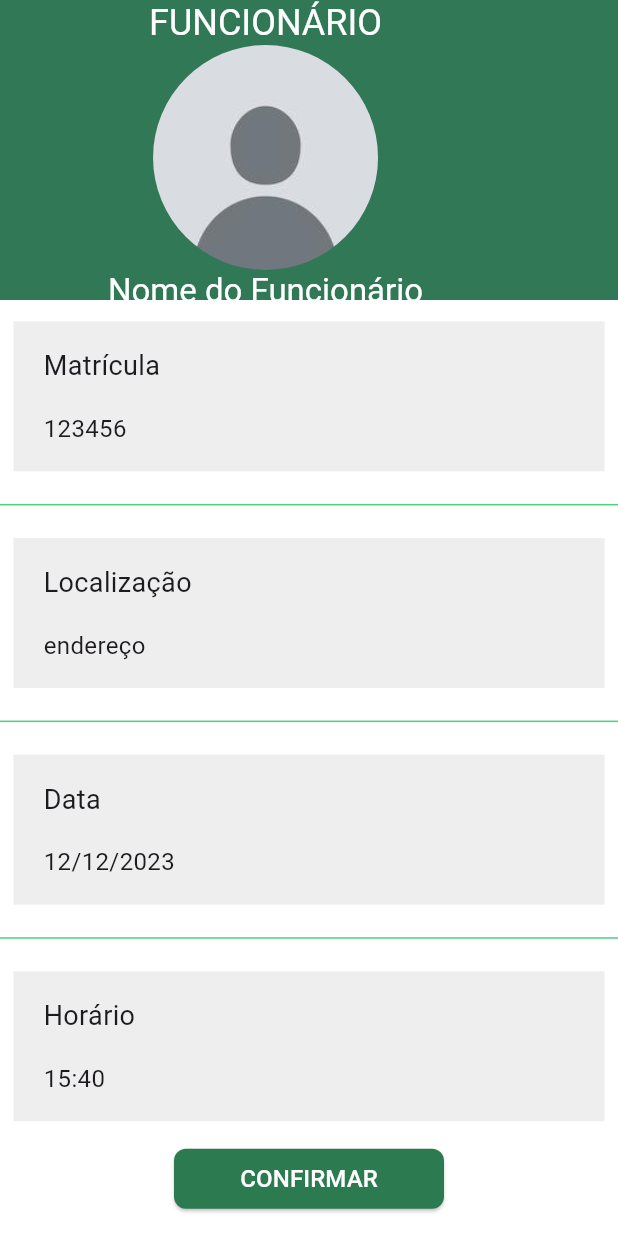
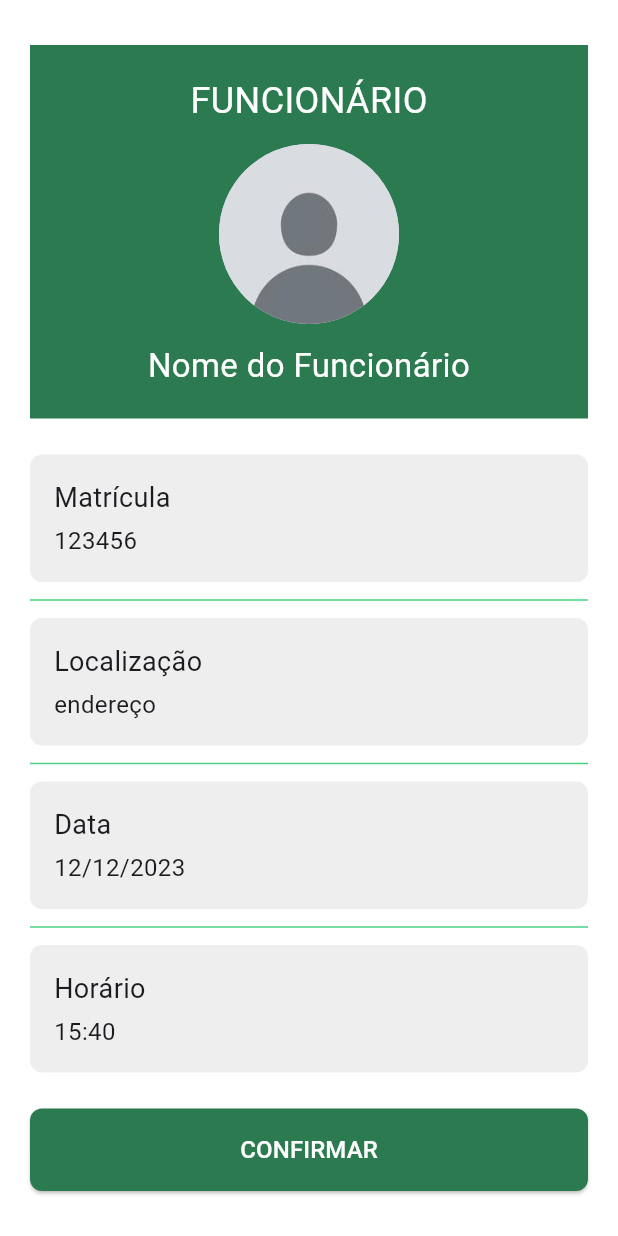
Before and after one commit to matheuscrdoso/flutter_application_1, a Flutter app: the InfoScreen screen opened directly, on a phone screen of 412 x 824 dp. Run offline on Flutter 3.47's test engine with Material 3 defaults, Android fonts, the phone set to English and light mode, and no system bars; Roboto replaces fonts that are missing (Outfit, Readex Pro).

Commit message:
update-information-screen

```diff
--- a/lib/information_screen.dart
+++ b/lib/information_screen.dart
@@ -1,25 +1,25 @@
 import 'package:flutter/material.dart';
 
 class InfoScreen extends StatelessWidget {
-  const InfoScreen({Key? key}) : super(key: key);
-
   @override
   Widget build(BuildContext context) {
-    return GestureDetector(
-      onTap: () => FocusScope.of(context).unfocus(),
-      child: Scaffold(
+    return Scaffold(
       backgroundColor: Colors.white,
-        appBar: PreferredSize(
-          preferredSize: const Size.fromHeight(200),
-          child: AppBar(
-            backgroundColor: const Color(0xFF2C7B50),
-            automaticallyImplyLeading: false,
-            flexibleSpace: FlexibleSpaceBar(
-              title: Column(
-                mainAxisSize: MainAxisSize.max,
-                mainAxisAlignment: MainAxisAlignment.spaceEvenly,
+      body: SafeArea(
+        child: Center(
+          child: SingleChildScrollView(
+            child: Padding(
+              padding: const EdgeInsets.all(20.0),
+              child: Column(
+                crossAxisAlignment: CrossAxisAlignment.stretch,
                 children: [
-                  const Text(
+                  Container(
+                    color: Color(0xFF2C7B50), // Fundo verde
+                    padding: EdgeInsets.symmetric(vertical: 20),
+                    child: Column(
+                      mainAxisAlignment: MainAxisAlignment.center,
+                      children: [
+                        Text(
                           'FUNCIONÁRIO',
                           style: TextStyle(
                             fontFamily: 'Readex Pro',
@@ -27,17 +27,15 @@ class InfoScreen extends StatelessWidget {
                             fontSize: 24,
                           ),
                         ),
-                  ClipRRect(
-                    borderRadius: BorderRadius.all(Radius.circular(240)),
-                    child: Image.asset(
-                      'assets/images/user_photo.jpg',
-                      width: 150,
-                      height: 150,
-                      fit: BoxFit.fill,
+                        SizedBox(height: 12),
+                        CircleAvatar(
+                          radius: 60,
+                          backgroundImage: AssetImage('assets/images/user_photo.jpg'),
                         ),
-                  ),
-                  const Text(
+                        SizedBox(height: 12),
+                        Text(
                           'Nome do Funcionário',
+                          textAlign: TextAlign.center,
                           style: TextStyle(
                             fontFamily: 'Outfit',
                             color: Colors.white,
@@ -46,47 +44,28 @@ class InfoScreen extends StatelessWidget {
                         ),
                       ],
                     ),
-              centerTitle: false,
-              expandedTitleScale: 1.0,
                   ),
-            elevation: 2,
-          ),
-        ),
-        body: SafeArea(
-          top: true,
-          child: Column(
-            mainAxisSize: MainAxisSize.max,
-            mainAxisAlignment: MainAxisAlignment.spaceEvenly,
-            children: [
-              _buildInfoContainer(context, 'Matrícula', '123456'),
-              const Divider(
-                thickness: 1,
-                color: Color(0xFF49D183),
-              ),
-              _buildInfoContainer(context, 'Localização', 'endereço'),
-              const Divider(
-                thickness: 1,
-                color: Color(0xFF49D183),
-              ),
-              _buildInfoContainer(context, 'Data', '12/12/2023'),
-              const Divider(
-                thickness: 1,
-                color: Color(0xFF49D183),
-              ),
-              _buildInfoContainer(context, 'Horário', '15:40'),
+                  SizedBox(height: 24),
+                  _buildInfoItem(context, 'Matrícula', '123456'),
+                  _buildDivider(context),
+                  _buildInfoItem(context, 'Localização', 'endereço'),
+                  _buildDivider(context),
+                  _buildInfoItem(context, 'Data', '12/12/2023'),
+                  _buildDivider(context),
+                  _buildInfoItem(context, 'Horário', '15:40'),
+                  SizedBox(height: 24),
                   ElevatedButton(
                     onPressed: () {
                       print('Button pressed ...');
                     },
                     style: ElevatedButton.styleFrom(
-                  primary: const Color(0xFF2C7B50),
-                  minimumSize: const Size(180, 40),
-                  padding: const EdgeInsets.symmetric(horizontal: 24),
+                      padding: EdgeInsets.symmetric(vertical: 16),
+                      primary: Color(0xFF2C7B50),
                       shape: RoundedRectangleBorder(
                         borderRadius: BorderRadius.circular(8),
                       ),
                     ),
-                child: const Text(
+                    child: Text(
                       'CONFIRMAR',
                       style: TextStyle(
                         fontFamily: 'Readex Pro',
@@ -99,36 +78,44 @@ class InfoScreen extends StatelessWidget {
               ),
             ),
           ),
+        ),
+      ),
     );
   }
 
-  Widget _buildInfoContainer(BuildContext context, String title, String value) {
+  Widget _buildInfoItem(BuildContext context, String label, String value) {
     return Container(
-      width: 394,
-      height: 100,
+      padding: EdgeInsets.all(16),
       decoration: BoxDecoration(
-        color: const Color(0xFFEEEEEE),
+        color: Colors.grey[200],
+        borderRadius: BorderRadius.circular(8),
       ),
-      child: Padding(
-        padding: const EdgeInsets.only(left: 20),
       child: Column(
-          mainAxisSize: MainAxisSize.max,
-          mainAxisAlignment: MainAxisAlignment.spaceEvenly,
         crossAxisAlignment: CrossAxisAlignment.start,
         children: [
           Text(
-              title,
-              style: const TextStyle(
+            label,
+            style: TextStyle(
               fontFamily: 'Readex Pro',
               fontSize: 18,
             ),
           ),
+          SizedBox(height: 4),
           Text(
             value,
-              style: const TextStyle(fontSize: 16),
+            style: TextStyle(fontSize: 16),
           ),
         ],
       ),
+    );
+  }
+
+  Widget _buildDivider(BuildContext context) {
+    return SizedBox(
+      height: 24,
+      child: Divider(
+        thickness: 1,
+        color: Color(0xFF49D183),
       ),
     );
   }
--- a/lib/main.dart
+++ b/lib/main.dart
@@ -1,5 +1,5 @@
 import 'package:flutter/material.dart';
-import 'login_screen.dart';
+import 'information_screen.dart';
 
 void main() {
   runApp(const MyApp());
@@ -11,7 +11,7 @@ class MyApp extends StatelessWidget {
   @override
   Widget build(BuildContext context) {
     return MaterialApp(
-      home: LoginScreen(),
+      home: InfoScreen(),
     );
   }
 }
```
Lines whose indentation alone changed are shown as unchanged.
